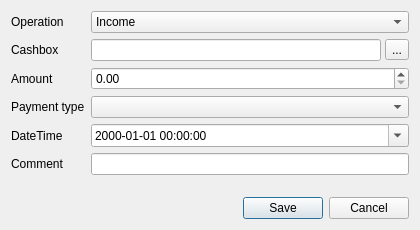
Before: the Qt Designer form FrontDesk/c5revenuecashop.ui in End1-1/Cafe5, drawn with Qt 5.
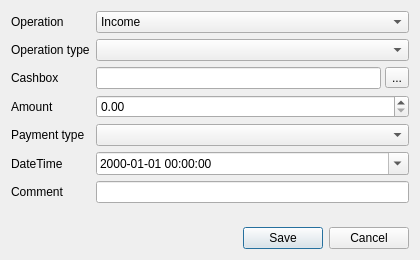
After: the same form once the commit is applied.

```diff
--- a/FrontDesk/c5revenuecashop.ui
+++ b/FrontDesk/c5revenuecashop.ui
@@ -7,7 +7,7 @@
     <x>0</x>
     <y>0</y>
     <width>420</width>
-    <height>230</height>
+    <height>260</height>
    </rect>
   </property>
   <property name="windowTitle">
@@ -44,13 +44,23 @@
       </widget>
      </item>
      <item row="1" column="0">
+      <widget class="QLabel" name="lbExpenseType">
+       <property name="text">
+        <string>Operation type</string>
+       </property>
+      </widget>
+     </item>
+     <item row="1" column="1">
+      <widget class="QComboBox" name="cbExpenseType"/>
+     </item>
+     <item row="2" column="0">
       <widget class="QLabel" name="lbCashbox">
        <property name="text">
         <string>Cashbox</string>
        </property>
       </widget>
      </item>
-     <item row="1" column="1">
+     <item row="2" column="1">
       <layout class="QHBoxLayout" name="horizontalLayoutCashbox">
        <property name="spacing">
         <number>4</number>
@@ -83,38 +93,38 @@
        </item>
       </layout>
      </item>
-     <item row="2" column="0">
+     <item row="3" column="0">
       <widget class="QLabel" name="lbAmount">
        <property name="text">
         <string>Amount</string>
        </property>
       </widget>
      </item>
-     <item row="2" column="1">
+     <item row="3" column="1">
       <widget class="QDoubleSpinBox" name="dsAmount">
        <property name="maximum">
         <double>999999999.000000000000000</double>
        </property>
       </widget>
      </item>
-     <item row="3" column="0">
+     <item row="4" column="0">
       <widget class="QLabel" name="lbPaymentType">
        <property name="text">
         <string>Payment type</string>
        </property>
       </widget>
      </item>
-     <item row="3" column="1">
+     <item row="4" column="1">
       <widget class="QComboBox" name="cbPaymentType"/>
      </item>
-     <item row="4" column="0">
+     <item row="5" column="0">
       <widget class="QLabel" name="lbDateTime">
        <property name="text">
         <string>DateTime</string>
        </property>
       </widget>
      </item>
-     <item row="4" column="1">
+     <item row="5" column="1">
       <widget class="QDateTimeEdit" name="deDateTime">
        <property name="calendarPopup">
         <bool>true</bool>
@@ -124,14 +134,14 @@
        </property>
       </widget>
      </item>
-     <item row="5" column="0">
+     <item row="6" column="0">
       <widget class="QLabel" name="lbComment">
        <property name="text">
         <string>Comment</string>
        </property>
       </widget>
      </item>
-     <item row="5" column="1">
+     <item row="6" column="1">
       <widget class="QLineEdit" name="leComment"/>
      </item>
     </layout>
```
